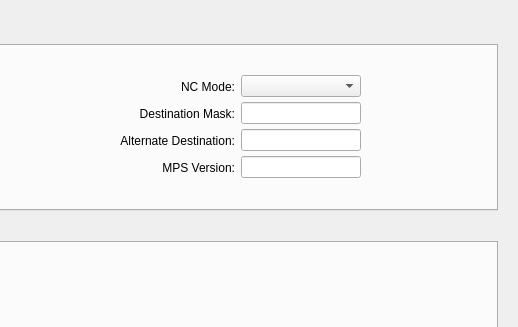
This is mps_mode_fpga.ui in ad-build-test/pydm-mps as Qt 5 draws it before an edit; both pictures show x 567 to 1085 and y 0 to 327 of the 1085 by 817 pixel window. The edited form follows.
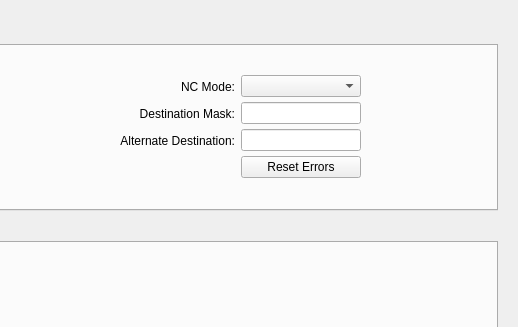
This is the edited form. Custom widgets are drawn as their Qt base class.

The edit to the form file:
```diff
--- a/mps_mode_fpga.ui
+++ b/mps_mode_fpga.ui
@@ -94,25 +94,6 @@
                  </property>
                 </widget>
                </item>
-               <item row="3" column="7">
-                <widget class="PyDMLineEdit" name="PyDMLineEdit_3">
-                 <property name="minimumSize">
-                  <size>
-                   <width>120</width>
-                   <height>0</height>
-                  </size>
-                 </property>
-                 <property name="toolTip">
-                  <string/>
-                 </property>
-                 <property name="alignment">
-                  <set>Qt::AlignCenter</set>
-                 </property>
-                 <property name="channel" stdset="0">
-                  <string>ca://${P}:MPS_VER</string>
-                 </property>
-                </widget>
-               </item>
                <item row="2" column="7">
                 <widget class="PyDMLineEdit" name="PyDMLineEdit_2">
                  <property name="minimumSize">
@@ -174,16 +155,6 @@
                  </property>
                 </widget>
                </item>
-               <item row="3" column="6">
-                <widget class="QLabel" name="label_11">
-                 <property name="text">
-                  <string>MPS Version:</string>
-                 </property>
-                 <property name="alignment">
-                  <set>Qt::AlignRight|Qt::AlignTrailing|Qt::AlignVCenter</set>
-                 </property>
-                </widget>
-               </item>
                <item row="3" column="0">
                 <widget class="QLabel" name="label_107">
                  <property name="text">
@@ -541,6 +512,25 @@
                  </property>
                 </spacer>
                </item>
+               <item row="3" column="7">
+                <widget class="PyDMPushButton" name="PyDMPushButton">
+                 <property name="toolTip">
+                  <string/>
+                 </property>
+                 <property name="text">
+                  <string>Reset Errors</string>
+                 </property>
+                 <property name="channel" stdset="0">
+                  <string>ca://${P}:RESET_ERR</string>
+                 </property>
+                 <property name="pressValue" stdset="0">
+                  <string>1</string>
+                 </property>
+                 <property name="releaseValue" stdset="0">
+                  <string>0</string>
+                 </property>
+                </widget>
+               </item>
               </layout>
              </item>
             </layout>
@@ -926,6 +916,11 @@
    <extends>QLineEdit</extends>
    <header>pydm.widgets.line_edit</header>
   </customwidget>
+  <customwidget>
+   <class>PyDMPushButton</class>
+   <extends>QPushButton</extends>
+   <header>pydm.widgets.pushbutton</header>
+  </customwidget>
  </customwidgets>
  <resources/>
  <connections/>
```
Left out of the diff: 22 changed lines with no effect on the pictures.
